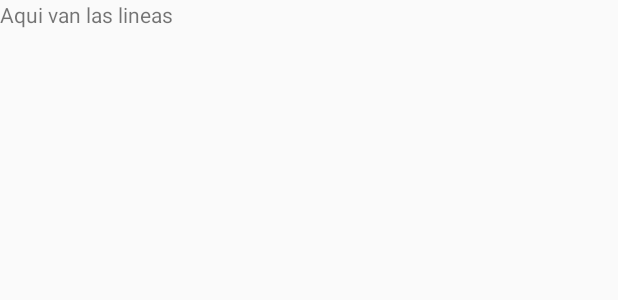
After one commit to AIRLegend/TUS-App, an Android app: the layout activity_lineas_fragment.xml on its own in the app's theme, with its tools: preview values and no code run, on a phone screen of 412 x 824 dp. The commit adds this screen. Shown: the top 300 px of the screen. Run offline under Robolectric (Android 15) with nearby library versions, the phone set to English and light mode, and no system bars.

Commit message:
FragmentView no se actualiza, pero esta anadido.

```diff
--- a/src/Mover/app/src/main/AndroidManifest.xml
+++ b/src/Mover/app/src/main/AndroidManifest.xml
@@ -11,8 +11,6 @@
         android:theme="@style/AppTheme">
         <activity android:name=".View.MainActivity">
             <intent-filter>
-
-
                 <category android:name="android.intent.category.LAUNCHER" />
             </intent-filter>
         </activity>
@@ -20,10 +18,12 @@
             <intent-filter>
                 <action android:name="android.intent.action.MAIN" />
 
-
                 <category android:name="android.intent.category.LAUNCHER" />
             </intent-filter>
         </activity>
+        <activity android:name=".View.LineasFragment" />
+        <activity android:name=".View.ParadasFragment" />
+        <activity android:name=".View.DireccionesFragment"></activity>
     </application>
 
 </manifest>
--- /dev/null
+++ b/src/Mover/app/src/main/res/layout/activity_lineas_fragment.xml
@@ -0,0 +1,13 @@
+<?xml version="1.0" encoding="utf-8"?>
+<LinearLayout xmlns:android="http://schemas.android.com/apk/res/android"
+    xmlns:app="http://schemas.android.com/apk/res-auto"
+    xmlns:tools="http://schemas.android.com/tools"
+    android:layout_width="match_parent"
+    android:layout_height="match_parent"
+    tools:context=".View.LineasFragment">
+
+    <TextView
+        android:layout_width="match_parent"
+        android:layout_height="match_parent"
+        android:text="Aqui van las lineas"/>
+</LinearLayout>
--- a/src/Mover/app/src/main/res/values/strings.xml
+++ b/src/Mover/app/src/main/res/values/strings.xml
@@ -1,3 +1,7 @@
 <resources>
     <string name="app_name">Mover</string>
+    <string name="button_trayectos">Trayectos</string>
+    <string name="button_paradas">Paradas</string>
+    <string name="button_lineas">Lineas</string>
+
 </resources>
```
Also changed, not shown: src/Mover/app/src/main/java/com/air/mover/View/DireccionesFragment.java (added, +20 -0 lines), src/Mover/app/src/main/java/com/air/mover/View/LineasFragment.java (added, +26 -0 lines), src/Mover/app/src/main/java/com/air/mover/View/MainActivity.java (+27 -1 lines), src/Mover/app/src/main/java/com/air/mover/View/ParadasFragment.java (added, +20 -0 lines), src/Mover/app/src/main/res/layout/activity_direcciones_fragment.xml (added, +9 -0 lines), src/Mover/app/src/main/res/layout/activity_main.xml (+26 -14 lines), src/Mover/app/src/main/res/layout/activity_paradas_fragment.xml (added, +9 -0 lines), src/Mover/app/src/main/ic_launcher-web.png (added), src/Mover/app/src/main/res/drawable/icono_trayectos.png (added), src/Mover/app/src/main/res/mipmap-hdpi/ic_launcher.png, src/Mover/app/src/main/res/mipmap-mdpi/ic_launcher.png, src/Mover/app/src/main/res/mipmap-xhdpi/ic_launcher.png, src/Mover/app/src/main/res/mipmap-xxhdpi/ic_launcher.png, src/Mover/app/src/main/res/mipmap-xxxhdpi/ic_launcher.png.
